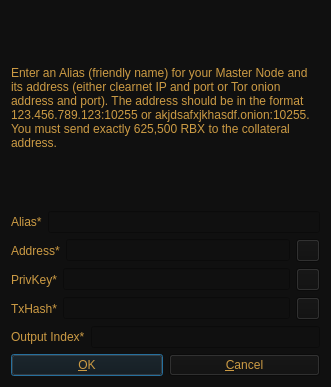
Qt form src/qt/forms/addeditadrenalinenode.ui (Rubixblockchain/Rubix) before a commit.
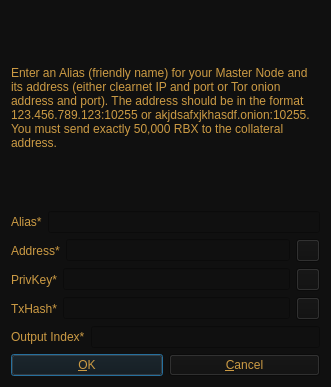
The same form after that commit. Icons and pictures are not drawn.

```diff
--- a/src/qt/forms/addeditadrenalinenode.ui
+++ b/src/qt/forms/addeditadrenalinenode.ui
@@ -30,7 +30,7 @@
       </sizepolicy>
      </property>
      <property name="text">
-      <string>&lt;html&gt;&lt;head/&gt;&lt;body&gt;&lt;p&gt;Enter an Alias (friendly name) for your Master Node and its address (either clearnet IP and port or Tor onion address and port). The address should be in the format 123.456.789.123:10255 or akjdsafxjkhasdf.onion:10255. You must send exactly 625,500 RBX to the collateral address.&lt;/p&gt;&lt;/body&gt;&lt;/html&gt;</string>
+      <string>&lt;html&gt;&lt;head/&gt;&lt;body&gt;&lt;p&gt;Enter an Alias (friendly name) for your Master Node and its address (either clearnet IP and port or Tor onion address and port). The address should be in the format 123.456.789.123:10255 or akjdsafxjkhasdf.onion:10255. You must send exactly 50,000 RBX to the collateral address.&lt;/p&gt;&lt;/body&gt;&lt;/html&gt;</string>
      </property>
      <property name="wordWrap">
       <bool>true</bool>
```
